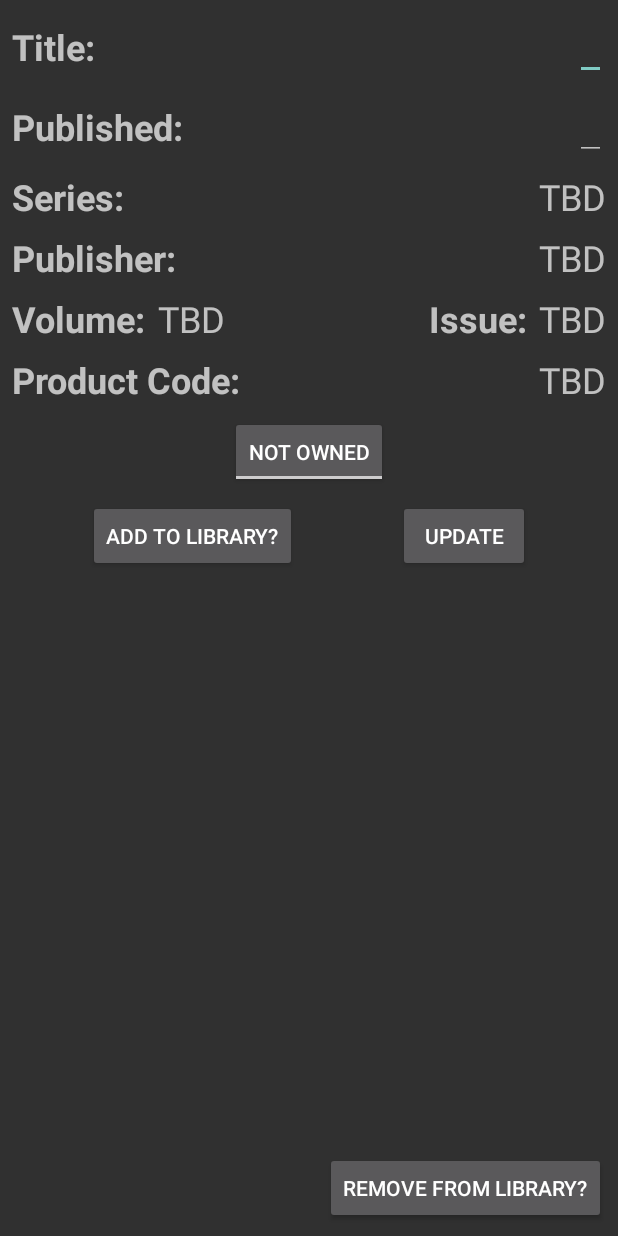
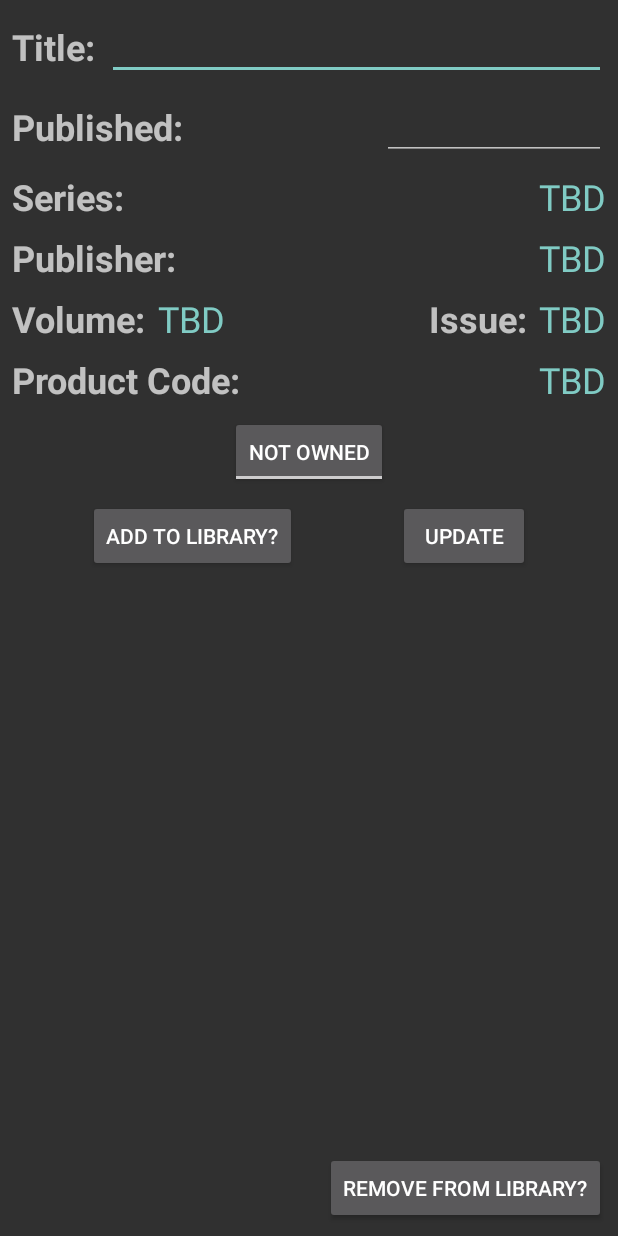
Before and after one commit to IncrementalBytes/fluffy-dollop, an Android app: the layout fragment_comic_book.xml on its own in the app's theme, with its tools: preview values and no code run, on a phone screen of 412 x 824 dp. Run offline under Robolectric (Android 15) with nearby library versions, the phone set to English and light mode, and no system bars.

Commit message:
Updating IssueNumber; updating layouts; other style changes; adding crashlytics

```diff
--- a/app/build.gradle
+++ b/app/build.gradle
@@ -1,4 +1,5 @@
 apply plugin: 'com.android.application'
+apply plugin: 'io.fabric'
 
 def keystorePropertiesFile = rootProject.file("keystore.properties")
 def keystoreProperties = new Properties()
@@ -79,6 +80,7 @@ dependencies {
     implementation 'com.google.firebase:firebase-core:16.0.9'
     implementation 'com.google.firebase:firebase-ml-vision:20.0.0'
     implementation 'com.google.firebase:firebase-firestore:19.0.0'
+    implementation 'com.crashlytics.sdk.android:crashlytics:2.10.0'
     testImplementation 'junit:junit:4.12'
     androidTestImplementation 'com.android.support.test:runner:1.0.2'
     androidTestImplementation 'com.android.support.test.espresso:espresso-core:3.0.2'
--- a/app/src/main/java/net/frostedbytes/android/comiccollector/SignInActivity.java
+++ b/app/src/main/java/net/frostedbytes/android/comiccollector/SignInActivity.java
@@ -7,6 +7,7 @@ import android.view.View;
 import android.view.View.OnClickListener;
 import android.widget.ProgressBar;
 
+import com.crashlytics.android.Crashlytics;
 import com.google.android.gms.auth.api.Auth;
 import com.google.android.gms.auth.api.signin.GoogleSignIn;
 import com.google.android.gms.auth.api.signin.GoogleSignInAccount;
@@ -135,7 +136,7 @@ public class SignInActivity extends BaseActivity implements OnClickListener {
         if (mAuth.getCurrentUser() != null && mAccount != null) {
             LogUtils.debug(TAG, "++onAuthenticateSuccess(%s)", mAuth.getCurrentUser().getDisplayName());
             LogUtils.debug(TAG, "Timestamp: %d", Calendar.getInstance().getTimeInMillis());
-//            Crashlytics.setUserIdentifier(mAuth.getCurrentUser().getUid());
+            Crashlytics.setUserIdentifier(mAuth.getCurrentUser().getUid());
             Bundle bundle = new Bundle();
             bundle.putString(FirebaseAnalytics.Param.METHOD, "onAuthenticateSuccess");
             mFirebaseAnalytics.logEvent(FirebaseAnalytics.Event.LOGIN, bundle);
@@ -166,7 +167,7 @@ public class SignInActivity extends BaseActivity implements OnClickListener {
                 mFirebaseAnalytics.logEvent(FirebaseAnalytics.Event.SIGN_UP, bundle);
                 onAuthenticateSuccess();
             } else {
-//                Crashlytics.logException(task.getException());
+                Crashlytics.logException(task.getException());
                 String message = "Authenticating with Google account failed.";
                 showErrorInSnackBar(message);
             }
--- a/app/src/main/java/net/frostedbytes/android/comiccollector/common/WriteToLocalLibraryTask.java
+++ b/app/src/main/java/net/frostedbytes/android/comiccollector/common/WriteToLocalLibraryTask.java
@@ -3,6 +3,7 @@ package net.frostedbytes.android.comiccollector.common;
 import android.content.Context;
 import android.os.AsyncTask;
 
+import com.crashlytics.android.Crashlytics;
 import net.frostedbytes.android.comiccollector.BaseActivity;
 import net.frostedbytes.android.comiccollector.MainActivity;
 import net.frostedbytes.android.comiccollector.models.ComicBook;
@@ -54,7 +55,7 @@ public class WriteToLocalLibraryTask extends AsyncTask<Void, Void, ArrayList<Com
             }
         } catch (Exception e) {
             LogUtils.warn(TAG, "Exception when writing local library.");
-//            Crashlytics.logException(e);
+            Crashlytics.logException(e);
         }
 
         return booksWritten;
--- a/app/src/main/res/layout/fragment_comic_book.xml
+++ b/app/src/main/res/layout/fragment_comic_book.xml
@@ -6,47 +6,54 @@
   android:layout_height="match_parent">
 
   <TextView
+    android:id="@+id/comic_book_text_title"
+    android:textStyle="bold"
     android:layout_width="wrap_content"
     android:layout_height="wrap_content"
     android:layout_margin="8dp"
+    android:labelFor="@id/comic_book_edit_title"
     android:text="@string/title"
     android:textSize="24sp"
-    android:textStyle="bold"
-    android:labelFor="@id/comic_book_edit_title"
     app:layout_constraintBottom_toBottomOf="@id/comic_book_edit_title"
     app:layout_constraintStart_toStartOf="parent"
-    app:layout_constraintTop_toTopOf="@id/comic_book_edit_title" />
+    app:layout_constraintTop_toTopOf="@id/comic_book_edit_title"/>
   <EditText
     android:id="@+id/comic_book_edit_title"
+    android:layout_width="0dp"
+    android:layout_height="wrap_content"
+    android:layout_margin="8dp"
+    android:layout_marginStart="8dp"
+    android:autofillHints="text"
+    android:gravity="center_vertical|end"
+    android:inputType="text"
+    android:maxLines="1"
+    android:textAlignment="gravity"
+    android:textColor="?attr/colorAccent"
+    app:layout_constraintEnd_toEndOf="parent"
+    app:layout_constraintStart_toEndOf="@+id/comic_book_text_title"
+    app:layout_constraintTop_toTopOf="parent"/>
+
+  <TextView
+    android:id="@+id/comic_book_text_published_date"
+    android:textStyle="bold"
     android:layout_width="wrap_content"
     android:layout_height="wrap_content"
     android:layout_margin="8dp"
-    android:autofillHints="text"
-    android:gravity="center_vertical|end"
-    android:inputType="text"
-    android:textAlignment="gravity"
-    android:textColor="?attr/colorAccent"
-    app:layout_constraintEnd_toEndOf="parent"
-    app:layout_constraintTop_toTopOf="parent"/>
-
-  <TextView
-    android:layout_width="wrap_content"
-    android:layout_height="wrap_content"
-    android:layout_margin="8dp"
+    android:labelFor="@id/comic_book_edit_published_date"
     android:text="@string/published_date"
     android:textSize="24sp"
-    android:textStyle="bold"
-    android:labelFor="@id/comic_book_edit_published_date"
     app:layout_constraintBottom_toBottomOf="@id/comic_book_edit_published_date"
     app:layout_constraintStart_toStartOf="parent"
-    app:layout_constraintTop_toTopOf="@id/comic_book_edit_published_date" />
+    app:layout_constraintTop_toTopOf="@id/comic_book_edit_published_date"/>
   <EditText
     android:id="@+id/comic_book_edit_published_date"
     android:layout_width="wrap_content"
     android:layout_height="wrap_content"
     android:layout_margin="8dp"
+    android:layout_marginStart="8dp"
     android:autofillHints="date"
     android:gravity="center_vertical|end"
+    android:ems="7"
     android:inputType="date"
     android:textAlignment="gravity"
     android:textColor="?attr/colorAccent"
@@ -70,13 +77,16 @@
     android:layout_width="0dp"
     android:layout_height="wrap_content"
     android:layout_margin="8dp"
+    android:layout_marginStart="8dp"
     android:ellipsize="end"
     android:gravity="center_vertical|end"
-    android:singleLine="true"
+    android:maxLines="1"
     android:text="@string/placeholder"
     android:textAlignment="gravity"
+    android:textColor="?attr/colorAccent"
     android:textSize="24sp"
     app:layout_constraintEnd_toEndOf="parent"
+    app:layout_constraintStart_toEndOf="@+id/comic_book_text_series"
     app:layout_constraintTop_toBottomOf="@id/comic_book_edit_published_date"/>
 
   <TextView
@@ -92,17 +102,20 @@
     app:layout_constraintTop_toTopOf="@id/comic_book_text_publisher_value" />
   <TextView
     android:id="@+id/comic_book_text_publisher_value"
-    android:layout_width="wrap_content"
+    android:layout_width="0dp"
     android:layout_height="wrap_content"
     android:layout_margin="8dp"
+    android:layout_marginStart="8dp"
     android:ellipsize="end"
     android:gravity="center_vertical|end"
-    android:singleLine="true"
+    android:maxLines="1"
     android:text="@string/placeholder"
     android:textAlignment="gravity"
+    android:textColor="?attr/colorAccent"
     android:textSize="24sp"
     app:layout_constraintBottom_toTopOf="@id/comic_book_text_issue_value"
     app:layout_constraintEnd_toEndOf="parent"
+    app:layout_constraintStart_toEndOf="@+id/comic_book_text_publisher"
     app:layout_constraintTop_toBottomOf="@id/comic_book_text_series_value"/>
 
   <TextView
@@ -122,11 +135,12 @@
     android:layout_margin="8dp"
     android:gravity="center_vertical|end"
     android:text="@string/placeholder"
+    android:textAlignment="gravity"
+    android:textColor="?attr/colorAccent"
     android:textSize="24sp"
-    android:textAlignment="gravity"
     app:layout_constraintBottom_toBottomOf="@id/comic_book_text_volume"
     app:layout_constraintStart_toEndOf="@id/comic_book_text_volume"
-    app:layout_constraintTop_toTopOf="@id/comic_book_text_volume" />
+    app:layout_constraintTop_toTopOf="@id/comic_book_text_volume"/>
 
   <TextView
     android:id="@+id/comic_book_text_issue"
@@ -147,11 +161,12 @@
     android:layout_margin="8dp"
     android:gravity="center_vertical|end"
     android:text="@string/placeholder"
+    android:textAlignment="gravity"
+    android:textColor="?attr/colorAccent"
     android:textSize="24sp"
-    android:textAlignment="gravity"
     app:layout_constraintBottom_toBottomOf="@id/comic_book_text_volume"
     app:layout_constraintEnd_toEndOf="parent"
-    app:layout_constraintTop_toTopOf="@id/comic_book_text_volume" />
+    app:layout_constraintTop_toTopOf="@id/comic_book_text_volume"/>
 
   <TextView
     android:id="@+id/comic_book_text_product_code"
@@ -171,12 +186,13 @@
     android:layout_margin="8dp"
     android:gravity="center_vertical|end"
     android:text="@string/placeholder"
+    android:textAlignment="gravity"
+    android:textColor="?attr/colorAccent"
     android:textSize="24sp"
-    android:textAlignment="gravity"
     app:layout_constraintBottom_toBottomOf="@id/comic_book_text_product_code"
     app:layout_constraintEnd_toEndOf="parent"
     app:layout_constraintStart_toEndOf="@id/comic_book_text_product_code"
-    app:layout_constraintTop_toTopOf="@id/comic_book_text_product_code" />
+    app:layout_constraintTop_toTopOf="@id/comic_book_text_product_code"/>
 
   <ToggleButton
     android:id="@+id/comic_book_toggle_owned"
```
Also changed, not shown: app/src/main/java/net/frostedbytes/android/comiccollector/MainActivity.java (+16 -12 lines), app/src/main/java/net/frostedbytes/android/comiccollector/common/LogUtils.java (+4 -3 lines), app/src/main/java/net/frostedbytes/android/comiccollector/common/SortUtils.java (+0 -16 lines), app/src/main/java/net/frostedbytes/android/comiccollector/fragments/ComicBookFragment.java (+5 -4 lines), app/src/main/java/net/frostedbytes/android/comiccollector/fragments/ComicBookListFragment.java (+7 -4 lines), app/src/main/java/net/frostedbytes/android/comiccollector/models/ComicBook.java (+31 -12 lines), app/src/main/res/layout/comic_book_item.xml (+37 -5 lines), build.gradle (+5 -4 lines), 1 other file.
